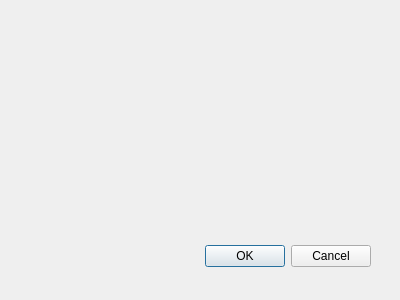
This is CenVis2022_dialog_base.ui in sassani/cenvis2022 as Qt 5 draws it before an edit. The edited form follows.
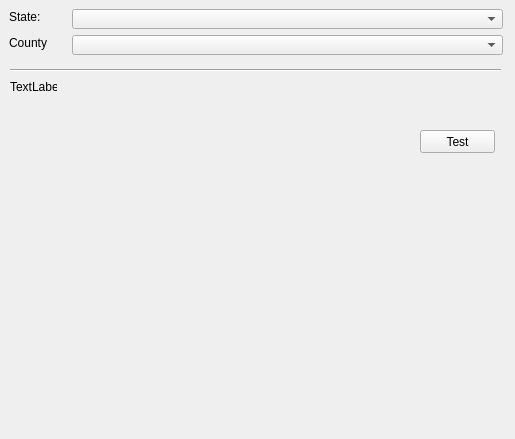
This is the edited form. Icons and pictures are not drawn.

Commit message: add settings form

```diff
--- a/CenVis2022_dialog_base.ui
+++ b/CenVis2022_dialog_base.ui
@@ -1,31 +1,145 @@
-<ui version="4.0" >
- <class>CenVis2022DialogBase</class>
- <widget class="QDialog" name="CenVis2022DialogBase" >
-  <property name="geometry" >
+<?xml version="1.0" encoding="UTF-8"?>
+<ui version="4.0">
+ <class>CensusVis2022DialogBase</class>
+ <widget class="QDialog" name="CensusVis2022DialogBase">
+  <property name="geometry">
    <rect>
     <x>0</x>
     <y>0</y>
-    <width>400</width>
-    <height>300</height>
+    <width>515</width>
+    <height>439</height>
    </rect>
   </property>
-  <property name="windowTitle" >
-   <string>CenVis2022</string>
+  <property name="sizePolicy">
+   <sizepolicy hsizetype="Fixed" vsizetype="Fixed">
+    <horstretch>0</horstretch>
+    <verstretch>0</verstretch>
+   </sizepolicy>
   </property>
-  <widget class="QDialogButtonBox" name="button_box" >
-   <property name="geometry" >
+  <property name="minimumSize">
+   <size>
+    <width>515</width>
+    <height>439</height>
+   </size>
+  </property>
+  <property name="maximumSize">
+   <size>
+    <width>515</width>
+    <height>439</height>
+   </size>
+  </property>
+  <property name="windowTitle">
+   <string>CensusVis2022</string>
+  </property>
+  <widget class="QLabel" name="label_2">
+   <property name="geometry">
     <rect>
-     <x>30</x>
-     <y>240</y>
-     <width>341</width>
-     <height>32</height>
+     <x>9</x>
+     <y>35</y>
+     <width>38</width>
+     <height>16</height>
     </rect>
    </property>
-   <property name="orientation" >
+   <property name="text">
+    <string>County:</string>
+   </property>
+  </widget>
+  <widget class="QLabel" name="label">
+   <property name="geometry">
+    <rect>
+     <x>9</x>
+     <y>9</y>
+     <width>33</width>
+     <height>16</height>
+    </rect>
+   </property>
+   <property name="text">
+    <string>State: </string>
+   </property>
+  </widget>
+  <widget class="QComboBox" name="cbState">
+   <property name="geometry">
+    <rect>
+     <x>72</x>
+     <y>9</y>
+     <width>431</width>
+     <height>20</height>
+    </rect>
+   </property>
+  </widget>
+  <widget class="Line" name="line">
+   <property name="geometry">
+    <rect>
+     <x>10</x>
+     <y>60</y>
+     <width>491</width>
+     <height>20</height>
+    </rect>
+   </property>
+   <property name="orientation">
     <enum>Qt::Horizontal</enum>
    </property>
-   <property name="standardButtons" >
-    <set>QDialogButtonBox::Cancel|QDialogButtonBox::Ok</set>
+  </widget>
+  <widget class="QLabel" name="label_3">
+   <property name="geometry">
+    <rect>
+     <x>10</x>
+     <y>80</y>
+     <width>47</width>
+     <height>14</height>
+    </rect>
+   </property>
+   <property name="text">
+    <string>TextLabel</string>
+   </property>
+  </widget>
+  <widget class="QPushButton" name="btnSettings">
+   <property name="geometry">
+    <rect>
+     <x>480</x>
+     <y>410</y>
+     <width>31</width>
+     <height>23</height>
+    </rect>
+   </property>
+   <property name="text">
+    <string/>
+   </property>
+   <property name="icon">
+    <iconset>
+     <normaloff>setting_icon.png</normaloff>setting_icon.png</iconset>
+   </property>
+   <property name="checkable">
+    <bool>false</bool>
+   </property>
+   <property name="flat">
+    <bool>true</bool>
+   </property>
+  </widget>
+  <widget class="QComboBox" name="cbCounty">
+   <property name="geometry">
+    <rect>
+     <x>72</x>
+     <y>35</y>
+     <width>431</width>
+     <height>20</height>
+    </rect>
+   </property>
+   <property name="insertPolicy">
+    <enum>QComboBox::InsertAtBottom</enum>
+   </property>
+  </widget>
+  <widget class="QPushButton" name="btnTest">
+   <property name="geometry">
+    <rect>
+     <x>420</x>
+     <y>130</y>
+     <width>75</width>
+     <height>23</height>
+    </rect>
+   </property>
+   <property name="text">
+    <string>Test</string>
    </property>
   </widget>
  </widget>
```
Left out of the diff: 35 changed lines with no effect on the pictures. The commit also changes 3 other files.
